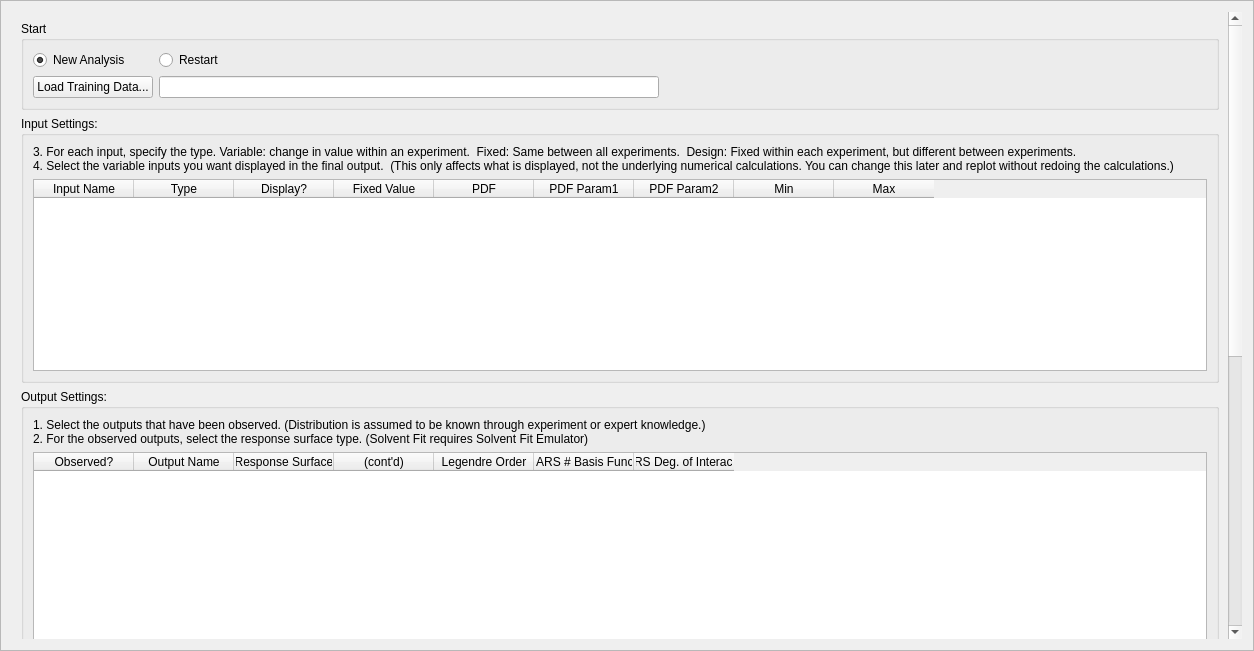
First picture: the form in foqus_lib/gui/solventfit/solventFitSetupFrame.ui, repository CCSI-Toolset/FOQUS, before the edit.
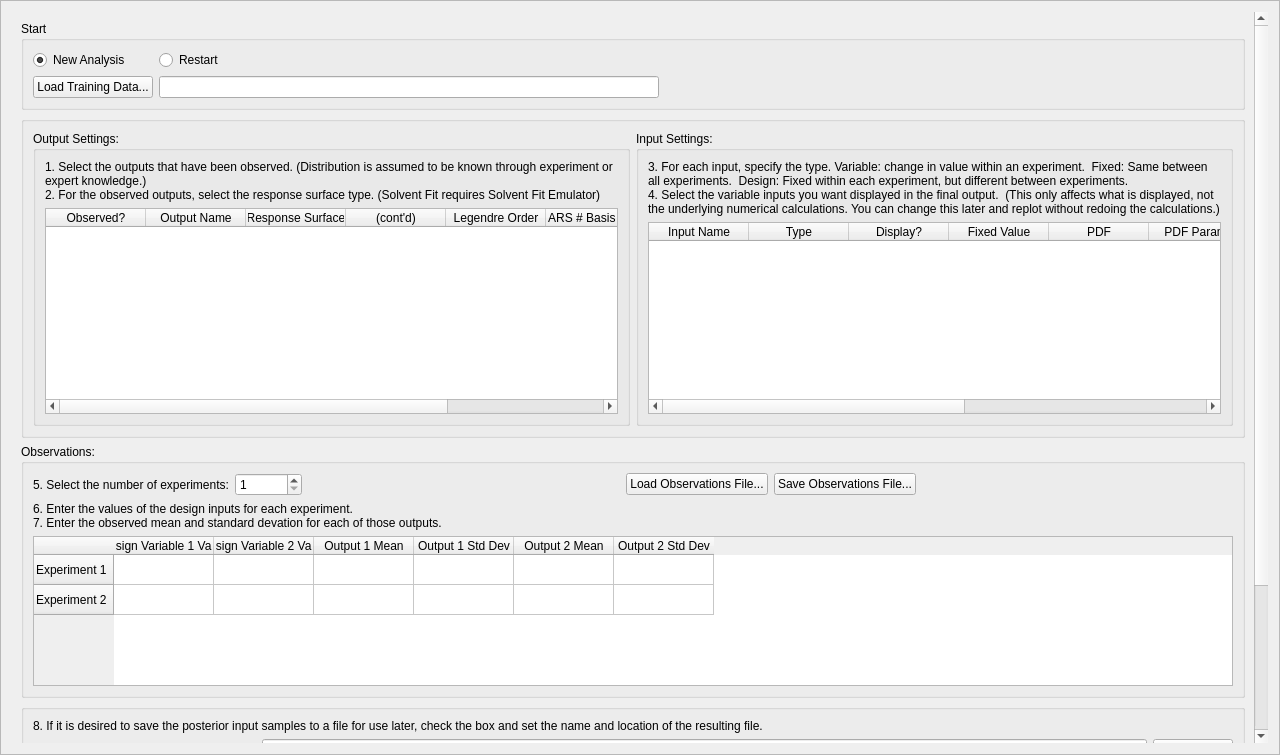
Second picture: the form after the edit. Custom widgets are drawn as their Qt base class.

```diff
--- a/foqus_lib/gui/solventfit/solventFitSetupFrame.ui
+++ b/foqus_lib/gui/solventfit/solventFitSetupFrame.ui
@@ -6,8 +6,8 @@
    <rect>
     <x>0</x>
     <y>0</y>
-    <width>1254</width>
-    <height>651</height>
+    <width>1280</width>
+    <height>755</height>
    </rect>
   </property>
   <property name="sizePolicy">
@@ -63,9 +63,9 @@
       <property name="geometry">
        <rect>
         <x>0</x>
-        <y>-496</y>
-        <width>1217</width>
-        <height>1127</height>
+        <y>-286</y>
+        <width>1239</width>
+        <height>1015</height>
        </rect>
       </property>
       <layout class="QVBoxLayout" name="verticalLayout_4">
@@ -153,6 +153,87 @@
         </widget>
        </item>
        <item>
+        <widget class="QGroupBox" name="inAndOutgroupBox">
+         <property name="title">
+          <string/>
+         </property>
+         <layout class="QHBoxLayout" name="horizontalLayout_4">
+          <item>
+           <widget class="QGroupBox" name="output_groupBox">
+            <property name="title">
+             <string>Output Settings:</string>
+            </property>
+            <layout class="QGridLayout" name="gridLayout_2">
+             <item row="1" column="0">
+              <widget class="QTableWidget" name="output_table">
+               <property name="font">
+                <font>
+                 <weight>50</weight>
+                 <bold>false</bold>
+                </font>
+               </property>
+               <property name="toolTip">
+                <string>Designate a response surface for each observed output.</string>
+               </property>
+               <column>
+                <property name="text">
+                 <string>Observed?</string>
+                </property>
+               </column>
+               <column>
+                <property name="text">
+                 <string>Output Name</string>
+                </property>
+               </column>
+               <column>
+                <property name="text">
+                 <string>Response Surface</string>
+                </property>
+               </column>
+               <column>
+                <property name="text">
+                 <string>(cont'd)</string>
+                </property>
+               </column>
+               <column>
+                <property name="text">
+                 <string>Legendre Order</string>
+                </property>
+               </column>
+               <column>
+                <property name="text">
+                 <string>MARS # Basis Func's</string>
+                </property>
+               </column>
+               <column>
+                <property name="text">
+                 <string>MARS Deg. of Interaction</string>
+                </property>
+               </column>
+              </widget>
+             </item>
+             <item row="0" column="0">
+              <widget class="QLabel" name="outputInstruction">
+               <property name="font">
+                <font>
+                 <pointsize>9</pointsize>
+                 <weight>50</weight>
+                 <bold>false</bold>
+                </font>
+               </property>
+               <property name="text">
+                <string>1. Select the outputs that have been observed. (Distribution is assumed to be known through experiment or expert knowledge.) 
+2. For the observed outputs, select the response surface type. (Solvent Fit requires Solvent Fit Emulator)</string>
+               </property>
+               <property name="wordWrap">
+                <bool>true</bool>
+               </property>
+              </widget>
+             </item>
+            </layout>
+           </widget>
+          </item>
+          <item>
         <widget class="QGroupBox" name="input_groupBox">
          <property name="minimumSize">
           <size>
@@ -250,78 +331,6 @@
            </widget>
           </item>
          </layout>
-        </widget>
-       </item>
-       <item>
-        <widget class="QGroupBox" name="output_groupBox">
-         <property name="title">
-          <string>Output Settings:</string>
-         </property>
-         <layout class="QGridLayout" name="gridLayout_2">
-          <item row="1" column="0">
-           <widget class="QTableWidget" name="output_table">
-            <property name="font">
-             <font>
-              <weight>50</weight>
-              <bold>false</bold>
-             </font>
-            </property>
-            <property name="toolTip">
-             <string>Designate a response surface for each observed output.</string>
-            </property>
-            <column>
-             <property name="text">
-              <string>Observed?</string>
-             </property>
-            </column>
-            <column>
-             <property name="text">
-              <string>Output Name</string>
-             </property>
-            </column>
-            <column>
-             <property name="text">
-              <string>Response Surface</string>
-             </property>
-            </column>
-            <column>
-             <property name="text">
-              <string>(cont'd)</string>
-             </property>
-            </column>
-            <column>
-             <property name="text">
-              <string>Legendre Order</string>
-             </property>
-            </column>
-            <column>
-             <property name="text">
-              <string>MARS # Basis Func's</string>
-             </property>
-            </column>
-            <column>
-             <property name="text">
-              <string>MARS Deg. of Interaction</string>
-             </property>
-            </column>
-           </widget>
-          </item>
-          <item row="0" column="0">
-           <widget class="QLabel" name="outputInstruction">
-            <property name="font">
-             <font>
-              <pointsize>9</pointsize>
-              <weight>50</weight>
-              <bold>false</bold>
-             </font>
-            </property>
-            <property name="text">
-             <string>1. Select the outputs that have been observed. (Distribution is assumed to be known through experiment or expert knowledge.) 
-2. For the observed outputs, select the response surface type. (Solvent Fit requires Solvent Fit Emulator)</string>
-            </property>
-            <property name="wordWrap">
-             <bool>true</bool>
-            </property>
            </widget>
           </item>
          </layout>
```
Lines whose indentation alone changed are shown as unchanged.
